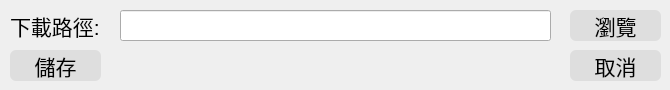
Qt form UI/config.ui (hgalytoby/MyselfAnimeDownloader) before a commit.
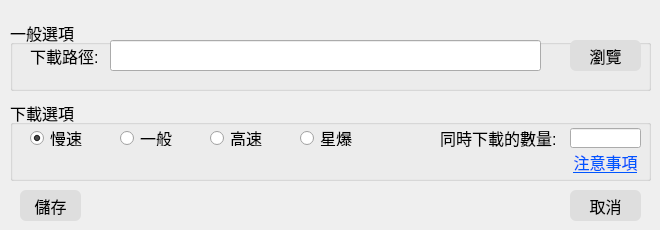
The same form after that commit.

Commit message: 更新 1.requests有時候爬的到網頁上的 vpx，有時候不卻不行，統一用 Qt瀏覽器爬。 2.下載的動漫會在下載分頁顯示。 3.設定新增更多選項選擇。 4.新增注意事項視窗。

```diff
--- a/UI/config.ui
+++ b/UI/config.ui
@@ -6,8 +6,8 @@
    <rect>
     <x>0</x>
     <y>0</y>
-    <width>670</width>
-    <height>90</height>
+    <width>660</width>
+    <height>230</height>
    </rect>
   </property>
   <property name="font">
@@ -32,20 +32,85 @@
 color: #000000;
 }</string>
   </property>
+  <widget class="QPushButton" name="save_pushButton">
+   <property name="geometry">
+    <rect>
+     <x>20</x>
+     <y>190</y>
+     <width>61</width>
+     <height>31</height>
+    </rect>
+   </property>
+   <property name="font">
+    <font>
+     <pointsize>12</pointsize>
+    </font>
+   </property>
+   <property name="toolTip">
+    <string>儲存</string>
+   </property>
+   <property name="text">
+    <string>儲存</string>
+   </property>
+  </widget>
+  <widget class="QPushButton" name="cancel_pushButton">
+   <property name="geometry">
+    <rect>
+     <x>570</x>
+     <y>190</y>
+     <width>71</width>
+     <height>31</height>
+    </rect>
+   </property>
+   <property name="font">
+    <font>
+     <pointsize>12</pointsize>
+    </font>
+   </property>
+   <property name="toolTip">
+    <string>取消</string>
+   </property>
+   <property name="text">
+    <string>取消</string>
+   </property>
+  </widget>
+  <widget class="QGroupBox" name="general_groupBox">
+   <property name="geometry">
+    <rect>
+     <x>10</x>
+     <y>20</y>
+     <width>641</width>
+     <height>71</height>
+    </rect>
+   </property>
+   <property name="font">
+    <font>
+     <pointsize>12</pointsize>
+    </font>
+   </property>
+   <property name="toolTip">
+    <string>一般選項</string>
+   </property>
+   <property name="title">
+    <string>一般選項</string>
+   </property>
   <widget class="QLabel" name="download_path_label">
    <property name="geometry">
     <rect>
-     <x>10</x>
-     <y>10</y>
+      <x>20</x>
+      <y>20</y>
      <width>101</width>
      <height>31</height>
     </rect>
    </property>
    <property name="font">
     <font>
-     <pointsize>16</pointsize>
-    </font>
-   </property>
+      <pointsize>12</pointsize>
+     </font>
+    </property>
+    <property name="toolTip">
+     <string>下載路徑</string>
+    </property>
    <property name="text">
     <string>下載路徑:</string>
    </property>
@@ -53,32 +118,38 @@
   <widget class="QLineEdit" name="download_path_lineEdit">
    <property name="geometry">
     <rect>
-     <x>120</x>
-     <y>10</y>
+      <x>100</x>
+      <y>20</y>
      <width>431</width>
      <height>31</height>
     </rect>
    </property>
    <property name="font">
     <font>
-     <pointsize>16</pointsize>
-    </font>
-   </property>
+      <pointsize>12</pointsize>
+     </font>
+    </property>
+    <property name="toolTip">
+     <string>下載位置</string>
+    </property>
   </widget>
   <widget class="QPushButton" name="browse_pushButton">
    <property name="geometry">
     <rect>
-     <x>570</x>
-     <y>10</y>
-     <width>91</width>
+      <x>560</x>
+      <y>20</y>
+      <width>71</width>
      <height>31</height>
     </rect>
    </property>
    <property name="font">
     <font>
-     <pointsize>16</pointsize>
-    </font>
-   </property>
+      <pointsize>12</pointsize>
+     </font>
+    </property>
+    <property name="toolTip">
+     <string>瀏覽</string>
+    </property>
    <property name="styleSheet">
     <string notr="true"/>
    </property>
@@ -86,41 +157,191 @@
     <string>瀏覽</string>
    </property>
   </widget>
-  <widget class="QPushButton" name="save_pushButton">
+  </widget>
+  <widget class="QGroupBox" name="download_groupBox">
    <property name="geometry">
     <rect>
      <x>10</x>
-     <y>50</y>
-     <width>91</width>
-     <height>31</height>
+     <y>100</y>
+     <width>641</width>
+     <height>81</height>
     </rect>
    </property>
    <property name="font">
     <font>
-     <pointsize>16</pointsize>
+     <pointsize>12</pointsize>
     </font>
    </property>
+   <property name="toolTip">
+    <string>下載選項</string>
+   </property>
+   <property name="title">
+    <string>下載選項</string>
+   </property>
+   <widget class="QRadioButton" name="slow_radioButton">
+    <property name="enabled">
+     <bool>true</bool>
+    </property>
+    <property name="geometry">
+     <rect>
+      <x>20</x>
+      <y>30</y>
+      <width>83</width>
+      <height>16</height>
+     </rect>
+    </property>
+    <property name="font">
+     <font>
+      <pointsize>12</pointsize>
+     </font>
+    </property>
    <property name="text">
-    <string>儲存</string>
-   </property>
-  </widget>
-  <widget class="QPushButton" name="cancel_pushButton">
+     <string>慢速</string>
+    </property>
+    <property name="checked">
+     <bool>true</bool>
+    </property>
+   </widget>
+   <widget class="QRadioButton" name="genera_radioButton">
    <property name="geometry">
     <rect>
-     <x>570</x>
+      <x>110</x>
+      <y>30</y>
+      <width>83</width>
+      <height>16</height>
+     </rect>
+    </property>
+    <property name="font">
+     <font>
+      <pointsize>12</pointsize>
+     </font>
+    </property>
+    <property name="toolTip">
+     <string>1次3個連接</string>
+    </property>
+    <property name="text">
+     <string>一般</string>
+    </property>
+   </widget>
+   <widget class="QRadioButton" name="high_radioButton">
+    <property name="geometry">
+     <rect>
+      <x>200</x>
+      <y>30</y>
+      <width>83</width>
+      <height>16</height>
+     </rect>
+    </property>
+    <property name="font">
+     <font>
+      <pointsize>12</pointsize>
+     </font>
+    </property>
+    <property name="toolTip">
+     <string>1次8個連接</string>
+    </property>
+    <property name="text">
+     <string>高速</string>
+    </property>
+   </widget>
+   <widget class="QRadioButton" name="starburst_radioButton">
+    <property name="geometry">
+     <rect>
+      <x>290</x>
+      <y>30</y>
+      <width>83</width>
+      <height>16</height>
+     </rect>
+    </property>
+    <property name="font">
+     <font>
+      <pointsize>12</pointsize>
+     </font>
+    </property>
+    <property name="toolTip">
+     <string>1次16個連接</string>
+    </property>
+    <property name="text">
+     <string>星爆</string>
+    </property>
+   </widget>
+   <widget class="QLabel" name="simultaneous_download_label">
+    <property name="geometry">
+     <rect>
+      <x>430</x>
+      <y>27</y>
+      <width>131</width>
+      <height>21</height>
+     </rect>
+    </property>
+    <property name="font">
+     <font>
+      <pointsize>12</pointsize>
+     </font>
+    </property>
+    <property name="toolTip">
+     <string>同時下載的數量</string>
+    </property>
+    <property name="text">
+     <string>同時下載的數量:</string>
+    </property>
+   </widget>
+   <widget class="QLineEdit" name="simultaneous_download_lineEdit">
+    <property name="geometry">
+     <rect>
+      <x>560</x>
+      <y>28</y>
+      <width>71</width>
+      <height>20</height>
+     </rect>
+    </property>
+    <property name="font">
+     <font>
+      <pointsize>12</pointsize>
+     </font>
+    </property>
+    <property name="toolTip">
+     <string>輸入數字</string>
+    </property>
+   </widget>
+   <widget class="QPushButton" name="note_pushButton">
+    <property name="geometry">
+     <rect>
+      <x>550</x>
      <y>50</y>
      <width>91</width>
-     <height>31</height>
+      <height>23</height>
     </rect>
    </property>
    <property name="font">
     <font>
-     <pointsize>16</pointsize>
-    </font>
-   </property>
+      <pointsize>12</pointsize>
+      <underline>true</underline>
+     </font>
+    </property>
+    <property name="toolTip">
+     <string>重要事項</string>
+    </property>
+    <property name="styleSheet">
+     <string notr="true">QPushButton{
+background: transparent;
+border-radius:6px;
+color: #0055ff;
+text-decoration: underline;
+}
+QPushButton:hover {
+background: transparent;
+color: #0055ff;
+}
+QPushButton:pressed{
+background: transparent;
+color: #0055ff;
+}</string>
+    </property>
    <property name="text">
-    <string>取消</string>
-   </property>
+     <string>注意事項</string>
+    </property>
+   </widget>
   </widget>
  </widget>
  <resources/>
```
Left out of the diff: 3 changed lines with no effect on the pictures. Lines whose indentation alone changed are shown as unchanged. The commit also changes 13 other files.
